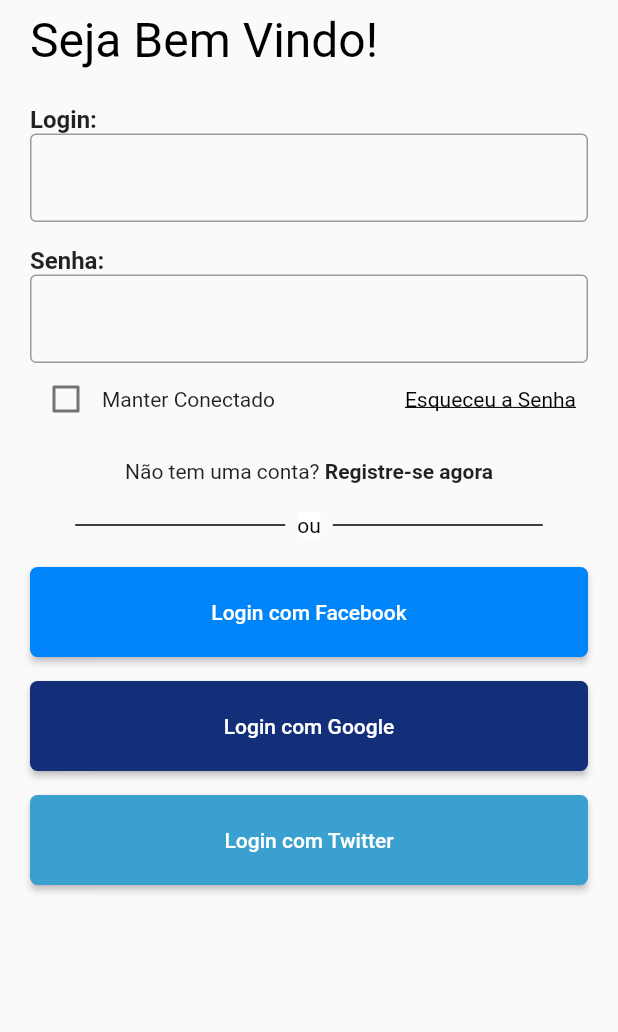
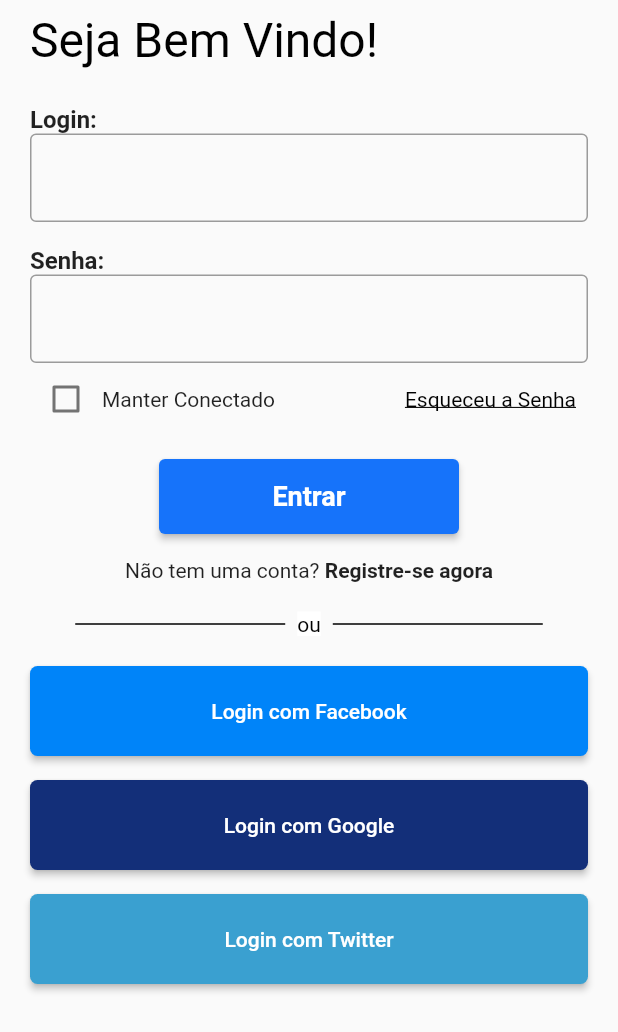
Before and after one commit to Kennedyss01/FreshStart_App, a Flutter app: the screen it shows after launch, on a phone screen of 412 x 824 dp, the part 204-1236 px from its top. Run offline on Flutter 3.47's test engine with Material 2 defaults, Android fonts, the light colour scheme and no system bars.

Commit message:
tela de login

```diff
--- a/android/lib/homescreen.dart
+++ b/android/lib/homescreen.dart
@@ -4,6 +4,7 @@
   const HomeScreen({Key? key}) : super(key: key);
 
   @override
+  // ignore: library_private_types_in_public_api
   _HomeScreenState createState() => _HomeScreenState();
 }
 
--- a/android/lib/main.dart
+++ b/android/lib/main.dart
@@ -12,7 +12,7 @@
   Widget build(BuildContext context) {
     return MaterialApp(
       title: 'FreshStart',
-      home: HomeScreen(),
+      home: const HomeScreen(),
       debugShowCheckedModeBanner: false,
       theme: ThemeData(
         primarySwatch: Colors.blue,
--- a/lib/main.dart
+++ b/lib/main.dart
@@ -1,5 +1,6 @@
 import 'package:flutter/material.dart';
 import 'screens/login_screen.dart';
+//import 'android\lib\homescreen.dart';
 
 void main() {
   runApp(const MyApp());
@@ -12,6 +13,11 @@
   @override
   Widget build(BuildContext context) {
     return MaterialApp(
+      routes: {
+  '/login': (context) => const LoginScreen(),
+  //'/homescreen': (context) => HomeScreen(),
+  // Adicione outras rotas aqui, se necessário
+},
       title: 'Flutter Demo',
       theme: ThemeData(
         // This is the theme of your application.
--- a/lib/screens/login_screen.dart
+++ b/lib/screens/login_screen.dart
@@ -129,6 +129,27 @@
               ],
             ),
             const SizedBox(height: 16.0),
+            // Botão "Entrar" com a cor #1673FA e centralizado
+            Center(
+              child: ElevatedButton(
+                onPressed: () {
+                  // Implementar a lógica para o botão "Entrar" aqui.
+                },
+                style: ElevatedButton.styleFrom(
+                  backgroundColor: const Color(0xFF1673FA), // Cor "#1673FA"
+                  minimumSize: const Size(200.0, 50.0), // Altura e largura do botão
+                ),
+                child: const Text(
+                  'Entrar',
+                  style: TextStyle(
+                    fontSize: 18.0,
+                    fontWeight: FontWeight.bold,
+                    color: Colors.white,
+                  ),
+                ),
+              ),
+            ),
+            const SizedBox(height: 16.0),
             Center(
               child: Column(
                 children: [
```
